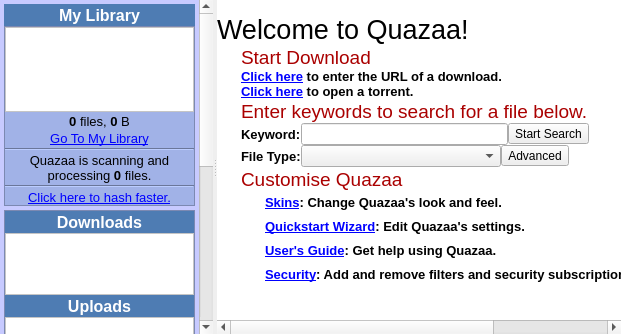
First picture: the form in trunk/UI/widgethome.ui, repository c3c/quazaa, before the edit.
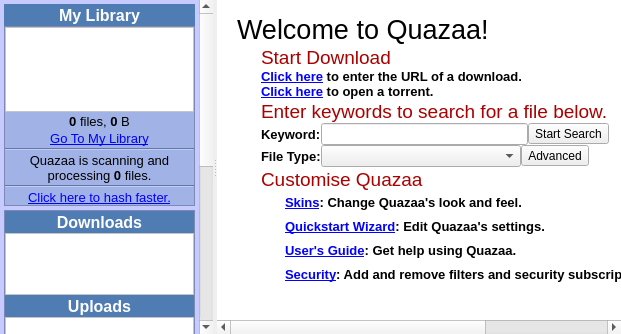
Second picture: the form after the edit. Icons and pictures are not drawn.

Commit message: adding left padding to home

What changed in the file:
```diff
--- a/trunk/UI/widgethome.ui
+++ b/trunk/UI/widgethome.ui
@@ -752,7 +752,7 @@
           </property>
           <layout class="QGridLayout" name="gridLayout_5">
            <property name="leftMargin">
-            <number>0</number>
+            <number>20</number>
            </property>
            <property name="topMargin">
             <number>0</number>
```
